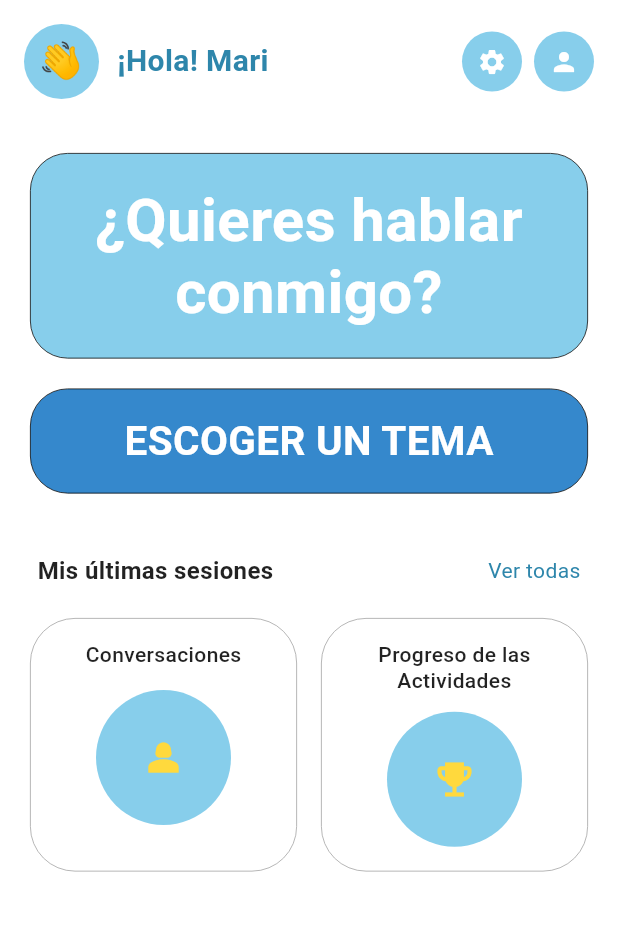
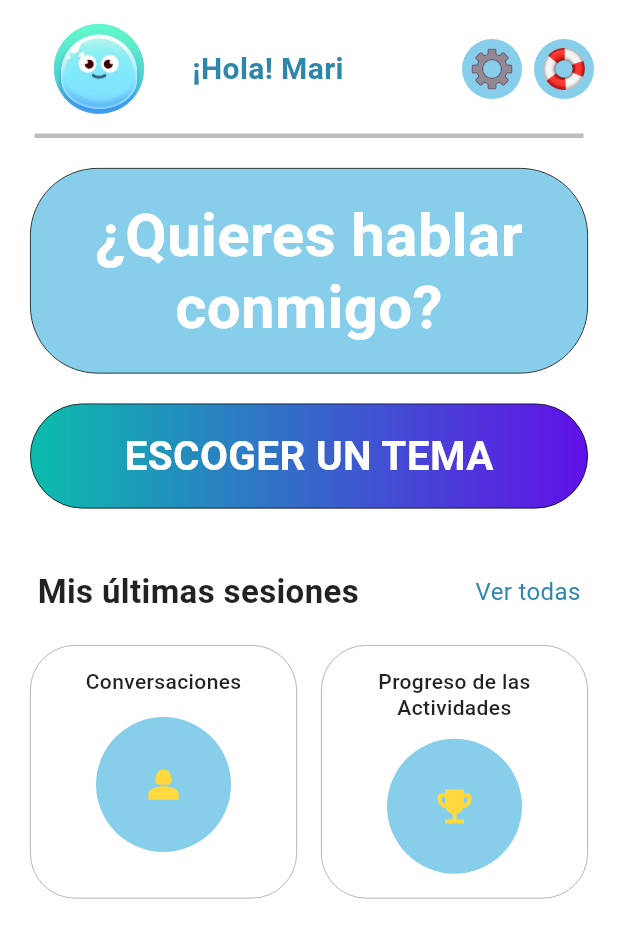
Before and after one commit to sheydazz/RESTAPP, a Flutter app: the MainScreen screen opened directly, on a phone screen of 412 x 824 dp. Shown: the top 938 px of the screen. Run offline on Flutter 3.47's test engine with Material 3 defaults, Android fonts, the phone set to English and light mode, and no system bars; our stand-ins replace google_fonts.

Commit message:
mejora de apariencia visual homepage

```diff
--- a/lib/features/home/screens/home_screen.dart
+++ b/lib/features/home/screens/home_screen.dart
@@ -37,18 +37,17 @@ class MainScreen extends StatelessWidget {
                 children: [
                   // Avatar Mari
                   Container(
-                    width: 50,
-                    height: 50,
+                    width: 100,
+                    height: 60,
                     decoration: BoxDecoration(
                       color: Color(0xFF87CEEB),
                       shape: BoxShape.circle,
-                    ),
-                    child: Center(
-                      child: Text(
-                        '👋',
-                        style: TextStyle(fontSize: 24),
+                      image: DecorationImage(
+                        image: AssetImage('assets/images/normalrest.jpg'),
+                        fit: BoxFit.cover,
                       ),
                     ),
+
                   ),
                   SizedBox(width: 12),
                   // Texto "¡Hola! Mari"
@@ -77,10 +76,12 @@ class MainScreen extends StatelessWidget {
                         color: Color(0xFF87CEEB),
                         shape: BoxShape.circle,
                       ),
-                      child: Icon(
-                        Icons.settings,
-                        color: Colors.white,
-                        size: 20,
+                      child: Padding(
+                        padding: EdgeInsets.all(6.0), // Añade espacio alrededor de la imagen
+                        child: Image.asset(
+                          'assets/images/config.png',
+                          fit: BoxFit.cover, // La imagen cubrirá el área después del padding
+                        ),
                       ),
                     ),
                   ),
@@ -100,15 +101,24 @@ class MainScreen extends StatelessWidget {
                         color: Color(0xFF87CEEB),
                         shape: BoxShape.circle,
                       ),
-                      child: Icon(
-                        Icons.person,
-                        color: Colors.white,
-                        size: 20,
+                      child: Padding(
+                        padding: EdgeInsets.all(6.0), // Añade espacio alrededor de la imagen
+                        child: Image.asset(
+                          'assets/images/salvavidas.png',
+                          fit: BoxFit.cover, // La imagen cubrirá el área después del padding
+                        ),
                       ),
                     ),
                   ),
                 ],
               ),
+            ),
+            Divider( // <--- AÑADE EL DIVIDER AQUÍ
+              color: Colors.grey[400], // Color opcional
+              thickness: 3,           // Grosor opcional
+              height: 0,             // Espacio vertical total opcional
+              indent: 23,             // Margen izquierdo opcional
+              endIndent: 23,          // Margen derecho opcional
             ),
             SizedBox(height: 20),
 
@@ -127,12 +137,13 @@ class MainScreen extends StatelessWidget {
                 padding: EdgeInsets.symmetric(vertical: 20, horizontal: 30),
                 decoration: BoxDecoration(
                   color: Color(0xFF87CEEB),
-                  borderRadius: BorderRadius.circular(25),
+                  borderRadius: BorderRadius.circular(45),
                   border: Border.all(
                     color: Colors.black,
                     width: 0.5,
                   ),
                 ),
+
                 child: Center(
                   child: Text(
                     '¿Quieres hablar\nconmigo?',
@@ -155,8 +166,15 @@ class MainScreen extends StatelessWidget {
               margin: EdgeInsets.symmetric(horizontal: 20),
               padding: EdgeInsets.symmetric(vertical: 15, horizontal: 40),
               decoration: BoxDecoration(
-                color: Color(0xFF3588CC),
-                borderRadius: BorderRadius.circular(25),
+                gradient: const LinearGradient(
+                  colors: [
+                    Color(0xFF0BBDAC), // centro
+                    Color(0xFF6110E8), // bordes
+                  ],
+                  begin: Alignment.centerLeft,
+                  end: Alignment.centerRight,
+                ),
+                borderRadius: BorderRadius.circular(35),
                 border: Border.all(
                   color: Colors.black,
                   width: 0.5,
@@ -185,7 +203,7 @@ class MainScreen extends StatelessWidget {
                   Text(
                     'Mis últimas sesiones',
                     style: TextStyle(
-                      fontSize: 16,
+                      fontSize: 22,
                       fontWeight: FontWeight.bold,
                       color: Colors.black87,
                     ),
@@ -193,7 +211,7 @@ class MainScreen extends StatelessWidget {
                   Text(
                     'Ver todas',
                     style: TextStyle(
-                      fontSize: 14,
+                      fontSize: 16,
                       color: Color(0xFF2E86AB),
                     ),
                   ),
```
Also changed, not shown: assets/images/config.png (added), assets/images/salvavidas.png (added).
